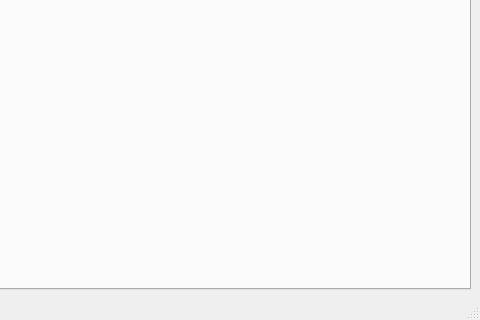
Before: the Qt Designer form gnsswindow.ui in Semyon1968/GNSS-receiver-imitator, drawn with Qt 5; both pictures show x 320 to 800 and y 280 to 600 of the 800 by 600 pixel window.
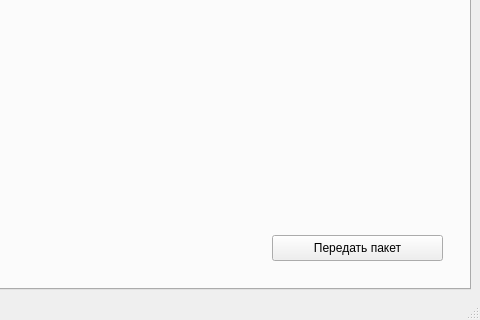
After: the same form once the commit is applied. The open tabs and pages were chosen to show the change.

Diff of the .ui file:
```diff
--- a/gnsswindow.ui
+++ b/gnsswindow.ui
@@ -30,6 +30,19 @@
      <attribute name="title">
       <string>Передача</string>
      </attribute>
+     <widget class="QPushButton" name="pushBtnTrancfer">
+      <property name="geometry">
+       <rect>
+        <x>580</x>
+        <y>440</y>
+        <width>171</width>
+        <height>26</height>
+       </rect>
+      </property>
+      <property name="text">
+       <string>Передать пакет</string>
+      </property>
+     </widget>
     </widget>
     <widget class="QWidget" name="tab_2">
      <attribute name="title">
```
Left out of the diff: 2 changed lines with no effect on the pictures.
